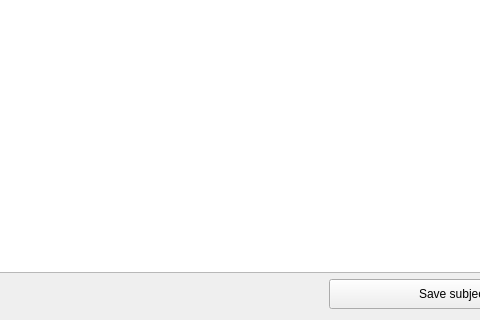
Qt form braphy/gui/ui_files/subject_data_widget.ui (softmatterlab/Braph-2.0-Python) before a commit; both pictures show x 207 to 687 and y 409 to 729 of the 847 by 729 pixel window.
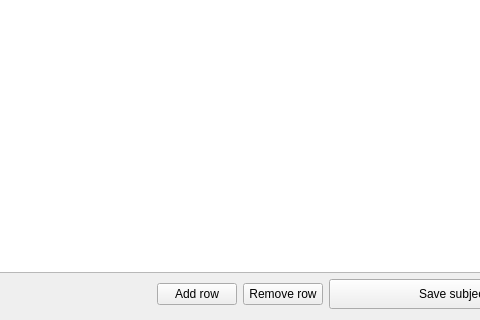
The same form after that commit.

Commit message: Add buttons for adding or removing row in fmri cohort editor

```diff
--- a/braphy/gui/ui_files/subject_data_widget.ui
+++ b/braphy/gui/ui_files/subject_data_widget.ui
@@ -69,6 +69,20 @@
        </property>
       </spacer>
      </item>
+     <item>
+      <widget class="QPushButton" name="btnAddRow">
+       <property name="text">
+        <string>Add row</string>
+       </property>
+      </widget>
+     </item>
+     <item>
+      <widget class="QPushButton" name="btnRemoveRow">
+       <property name="text">
+        <string>Remove row</string>
+       </property>
+      </widget>
+     </item>
      <item>
       <widget class="QPushButton" name="btnSaveSubjects">
        <property name="sizePolicy">
```
The commit also changes 3 other files.
